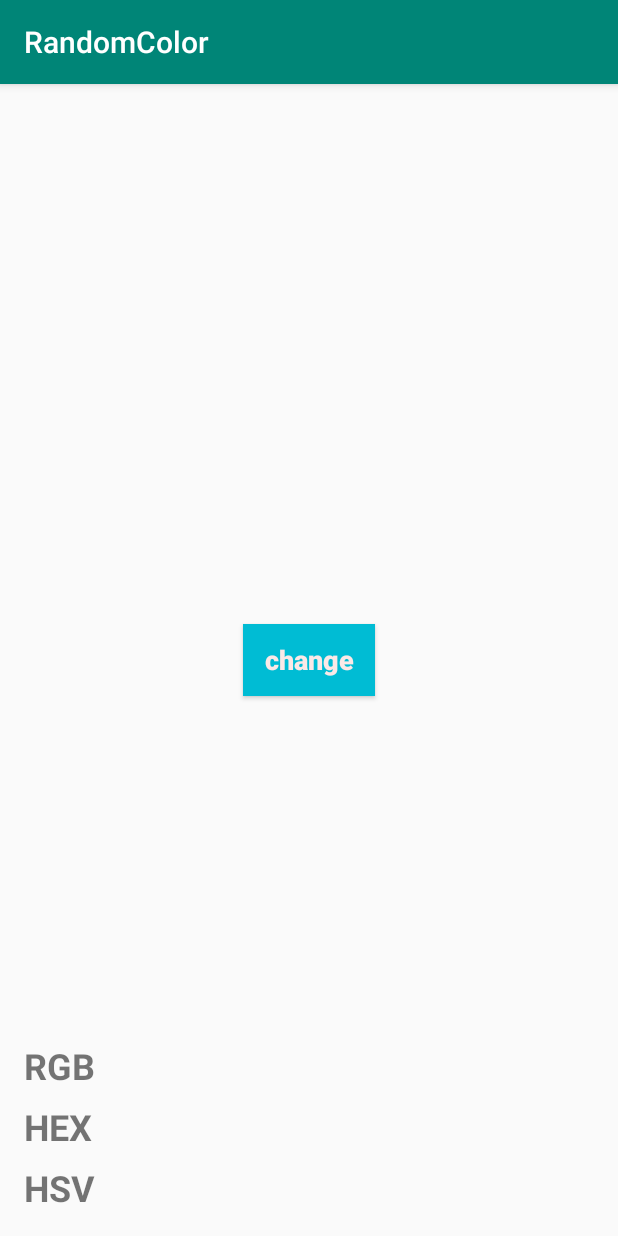
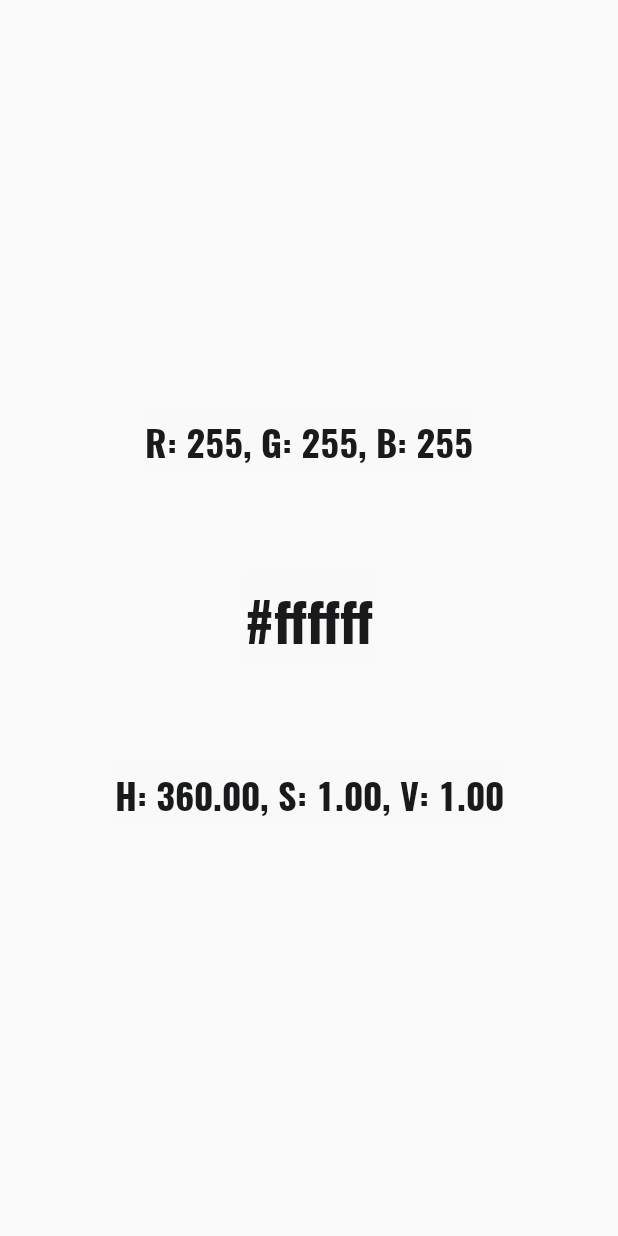
Before and after one commit to touyou/RandomColor, an Android app: the screen it shows after launch (MainActivity), on a phone screen of 412 x 824 dp. Run offline under Robolectric (Android 15) with nearby library versions, the phone set to English and light mode, and no system bars.

Commit message:
add font and update design

```diff
--- a/app/build.gradle
+++ b/app/build.gradle
@@ -32,4 +32,5 @@ dependencies {
     testImplementation 'junit:junit:4.12'
     androidTestImplementation 'androidx.test.ext:junit:1.1.1'
     androidTestImplementation 'androidx.test.espresso:espresso-core:3.2.0'
+    implementation 'com.google.android.material:material:1.0.0'
 }
--- a/app/src/main/res/layout/activity_main.xml
+++ b/app/src/main/res/layout/activity_main.xml
@@ -5,19 +5,18 @@
     android:id="@+id/rootLayout"
     android:layout_width="match_parent"
     android:layout_height="match_parent"
+    android:padding="4dp"
     tools:context=".MainActivity">
 
     <Button
         android:id="@+id/colorButton"
-        android:layout_width="wrap_content"
-        android:layout_height="wrap_content"
-        android:background="#00BCD4"
-        android:elevation="5dp"
-        android:fontFamily="sans-serif-black"
-        android:text="change"
+        android:layout_width="0dp"
+        android:layout_height="0dp"
+        android:background="#00212325"
+        android:fontFamily="@font/oswald_bold"
         android:textAppearance="@style/TextAppearance.AppCompat.Body1"
         android:textColor="#FBE9E7"
-        android:textSize="18sp"
+        android:textSize="24sp"
         app:layout_constraintBottom_toBottomOf="parent"
         app:layout_constraintEnd_toEndOf="parent"
         app:layout_constraintStart_toStartOf="parent"
@@ -27,33 +26,51 @@
         android:id="@+id/rgbTextView"
         android:layout_width="wrap_content"
         android:layout_height="wrap_content"
-        android:layout_marginBottom="8dp"
-        android:text="RGB"
+        android:background="#F9F9F9"
+        android:fontFamily="@font/oswald_bold"
+        android:lineSpacingExtra="24sp"
+        android:text="R: 255, G: 255, B: 255"
+        android:textAlignment="textStart"
+        android:textColor="#191A1C"
         android:textSize="24sp"
         android:textStyle="bold"
         app:layout_constraintBottom_toTopOf="@+id/hexTextView"
-        app:layout_constraintStart_toStartOf="@+id/hexTextView" />
+        app:layout_constraintEnd_toEndOf="parent"
+        app:layout_constraintStart_toStartOf="parent"
+        app:layout_constraintTop_toTopOf="parent"
+        app:layout_constraintVertical_bias="0.8" />
 
     <TextView
         android:id="@+id/hexTextView"
         android:layout_width="wrap_content"
         android:layout_height="wrap_content"
-        android:layout_marginBottom="8dp"
-        android:text="HEX"
-        android:textSize="24sp"
+        android:background="#F9F9F9"
+        android:fontFamily="@font/oswald_bold"
+        android:text="#ffffff"
+        android:textAlignment="textEnd"
+        android:textColor="#191A1C"
+        android:textSize="36sp"
         android:textStyle="bold"
-        app:layout_constraintBottom_toTopOf="@+id/hsvTextView"
-        app:layout_constraintStart_toStartOf="@+id/hsvTextView" />
+        app:layout_constraintBottom_toBottomOf="parent"
+        app:layout_constraintEnd_toEndOf="parent"
+        app:layout_constraintStart_toStartOf="parent"
+        app:layout_constraintTop_toTopOf="parent" />
 
     <TextView
         android:id="@+id/hsvTextView"
         android:layout_width="wrap_content"
         android:layout_height="wrap_content"
-        android:layout_marginStart="16dp"
-        android:layout_marginBottom="16dp"
-        android:text="HSV"
+        android:layout_marginBottom="8dp"
+        android:background="#F9F9F9"
+        android:fontFamily="@font/oswald_bold"
+        android:text="H: 360.00, S: 1.00, V: 1.00"
+        android:textAlignment="textStart"
+        android:textColor="#191A1C"
         android:textSize="24sp"
         android:textStyle="bold"
         app:layout_constraintBottom_toBottomOf="parent"
-        app:layout_constraintStart_toStartOf="parent" />
+        app:layout_constraintEnd_toEndOf="parent"
+        app:layout_constraintStart_toStartOf="parent"
+        app:layout_constraintTop_toBottomOf="@+id/hexTextView"
+        app:layout_constraintVertical_bias="0.2" />
 </androidx.constraintlayout.widget.ConstraintLayout>
--- a/app/src/main/res/values/styles.xml
+++ b/app/src/main/res/values/styles.xml
@@ -1,7 +1,7 @@
 <resources>
 
     <!-- Base application theme. -->
-    <style name="AppTheme" parent="Theme.AppCompat.Light.DarkActionBar">
+    <style name="AppTheme" parent="Theme.AppCompat.Light.NoActionBar">
         <!-- Customize your theme here. -->
         <item name="colorPrimary">@color/colorPrimary</item>
         <item name="colorPrimaryDark">@color/colorPrimaryDark</item>
--- a/build.gradle
+++ b/build.gradle
@@ -8,7 +8,7 @@ buildscript {
 
     }
     dependencies {
-        classpath 'com.android.tools.build:gradle:3.5.1'
+        classpath 'com.android.tools.build:gradle:3.5.2'
         classpath "org.jetbrains.kotlin:kotlin-gradle-plugin:$kotlin_version"
         // NOTE: Do not place your application dependencies here; they belong
         // in the individual module build.gradle files
```
Also changed, not shown: app/src/main/res/font/oswald_bold.ttf (added).
